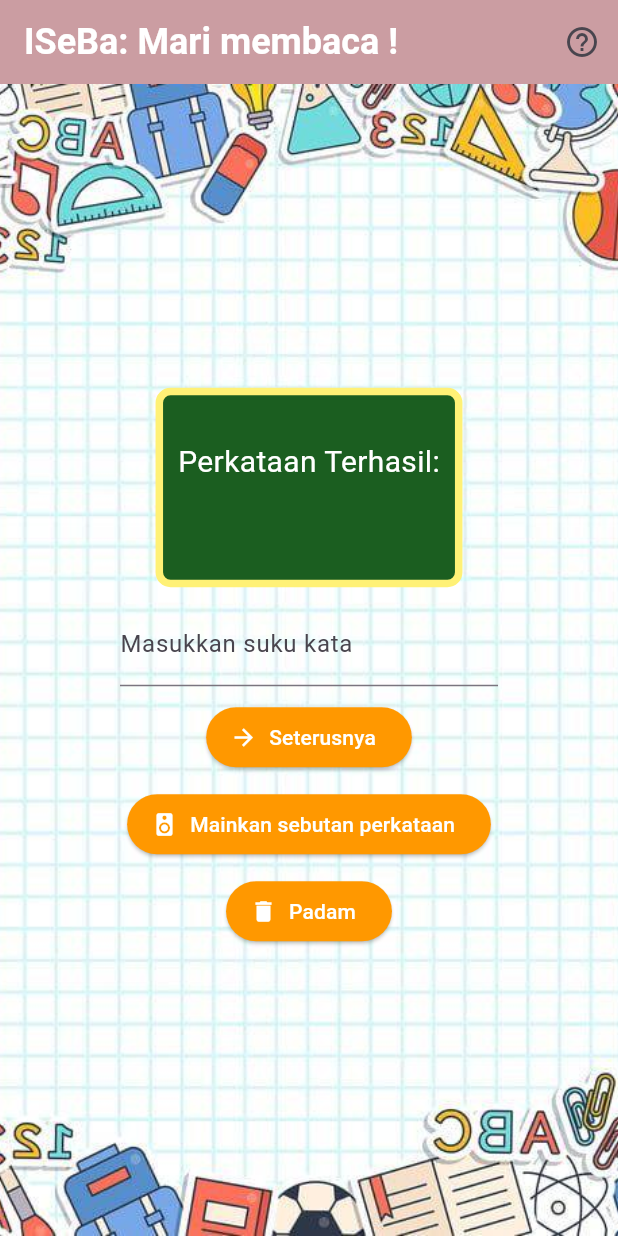
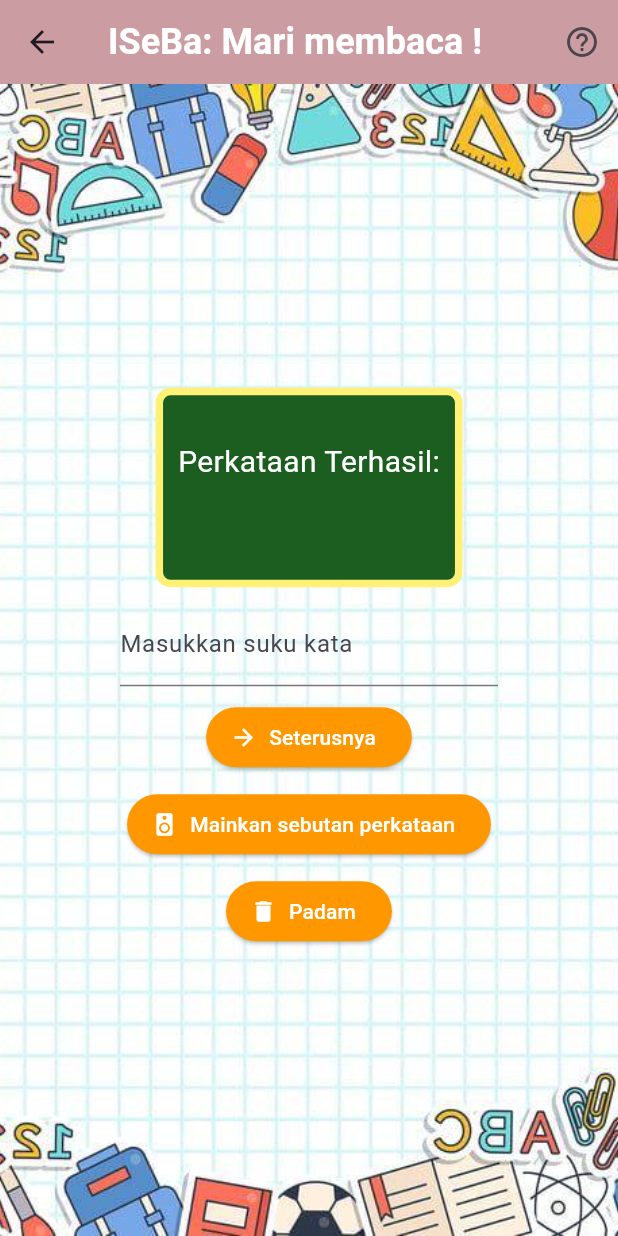
Before and after one commit to Zer0-01/Flutter-Readingapp, a Flutter app: the ReadingScreen screen opened directly, on a phone screen of 412 x 824 dp. Run offline on Flutter 3.47's test engine with Material 3 defaults, Android fonts, the phone set to English and light mode, and no system bars; our stand-ins replace adaptive_theme, auto_route, flutter_tts; Roboto replaces fonts that are missing (Andika).

Commit message:
feat: setup route and theme

```diff
--- a/analysis_options.yaml
+++ b/analysis_options.yaml
@@ -24,6 +24,9 @@
   rules:
     # avoid_print: false  # Uncomment to disable the `avoid_print` rule
     # prefer_single_quotes: true  # Uncomment to enable the `prefer_single_quotes` rule
+    prefer_const_constructors: true # Suggests adding 'const' where applicable
+    prefer_const_declarations: true # Suggests declaring variables as 'const' where possible
+    prefer_const_literals_to_create_immutables: true # Suggests adding 'const' to immutable lists, maps, sets
 
 # Additional information about this file can be found at
 # https://dart.dev/guides/language/analysis-options
--- /dev/null
+++ b/lib/configuration/app_router.dart
@@ -0,0 +1,13 @@
+import 'package:auto_route/auto_route.dart';
+import 'package:readingapps/configuration/app_router.gr.dart';
+
+@AutoRouterConfig()
+class AppRouter extends RootStackRouter {
+  @override
+  RouteType get defaultRouteType => const RouteType.cupertino();
+
+  @override
+  List<AutoRoute> get routes => [
+        AutoRoute(page: ReadingRoute.page, initial: true),
+      ];
+}
--- /dev/null
+++ b/lib/main/app.dart
@@ -0,0 +1,43 @@
+import 'package:adaptive_theme/adaptive_theme.dart';
+import 'package:flutter/material.dart';
+import 'package:readingapps/configuration/app_router.dart';
+
+class App extends StatelessWidget {
+  App({super.key});
+
+  final _appRouter = AppRouter();
+
+  @override
+  Widget build(BuildContext context) {
+    return _buildIsebaApp();
+  }
+
+  AdaptiveTheme _buildIsebaApp() {
+    return AdaptiveTheme(
+      light: _buildLightTheme(),
+      dark: _buildDarkTheme(),
+      initial: AdaptiveThemeMode.light,
+      builder: (light, dark) => _buildMaterialApp(light, dark),
+    );
+  }
+
+  ThemeData _buildLightTheme() => ThemeData(
+        useMaterial3: true,
+        brightness: Brightness.light,
+        colorScheme: ColorScheme.fromSeed(seedColor: Colors.deepPurple),
+      );
+
+  ThemeData _buildDarkTheme() => ThemeData(
+        useMaterial3: true,
+        brightness: Brightness.dark,
+        colorScheme: ColorScheme.fromSeed(seedColor: Colors.deepPurple, brightness: Brightness.dark),
+      );
+
+  MaterialApp _buildMaterialApp(ThemeData light, ThemeData dark) {
+    return MaterialApp.router(
+      theme: light,
+      darkTheme: dark,
+      routerConfig: _appRouter.config(),
+    );
+  }
+}
--- a/lib/reading_screen.dart
+++ b/lib/reading_screen.dart
@@ -1,3 +1,4 @@
+import 'package:auto_route/annotations.dart';
 import 'package:flutter/material.dart';
 import 'package:flutter_tts/flutter_tts.dart';
 
@@ -6,8 +7,8 @@
     context: context,
     builder: (context) {
       return AlertDialog(
-        title: Text("Cara Menggunakan Aplikasi"),
-        content: Column(
+        title: const Text("Cara Menggunakan Aplikasi"),
+        content: const Column(
           mainAxisSize: MainAxisSize.min,
           crossAxisAlignment: CrossAxisAlignment.start,
           children: [
@@ -27,7 +28,7 @@
             onPressed: () {
               Navigator.of(context).pop(); // Close the dialog
             },
-            child: Text("Tutup"),
+            child: const Text("Tutup"),
           ),
         ],
       );
@@ -35,6 +36,7 @@
   );
 }
 
+@RoutePage()
 class ReadingScreen extends StatefulWidget {
   const ReadingScreen({super.key});
 
@@ -88,7 +90,7 @@
   Widget build(BuildContext context) {
     return Scaffold(
       appBar: AppBar(
-        title: Text(
+        title: const Text(
           "ISeBa: Mari membaca !",
           style: TextStyle(
             fontSize: 24, // Adjust the font size
@@ -96,7 +98,7 @@
             color: Colors.white, // Change text color
           ),
         ),
-        backgroundColor: Color(0xFFD5A4A4),
+        backgroundColor: const Color(0xFFD5A4A4),
         // Use a pastel color (replace with your desired color)
         elevation: 4,
         actions: [
@@ -104,7 +106,7 @@
               onPressed: () {
                 showHelpDialog(context);
               },
-              icon: Icon(Icons.help_outline))
+              icon: const Icon(Icons.help_outline))
         ], // Add elevation for a shadow effect
       ),
       body: SizedBox(
@@ -130,12 +132,12 @@
                       borderRadius: BorderRadius.circular(
                           10.0), // Adjust the radius as needed
                     ),
-                    padding: EdgeInsets.all(10.0),
-                    margin: EdgeInsets.all(10),
+                    padding: const EdgeInsets.all(10.0),
+                    margin: const EdgeInsets.all(10),
                     child: Column(
                       children: [
-                        SizedBox(height: 20),
-                        Text(
+                        const SizedBox(height: 20),
+                        const Text(
                           'Perkataan Terhasil:',
                           style: TextStyle(
                             fontSize: 20,
@@ -144,26 +146,26 @@
                         ),
                         Text(
                           formedWord,
-                          style: TextStyle(
+                          style: const TextStyle(
                             fontSize: 24,
                             fontWeight: FontWeight.bold,
                             color: Colors.white,
                           ),
                         ),
-                        SizedBox(height: 20),
+                        const SizedBox(height: 20),
                         Wrap(
                           spacing: 0,
                           children: <Widget>[
                             for (var syllable in syllables)
                               Padding(
-                                padding: EdgeInsets.all(0.0),
+                                padding: const EdgeInsets.all(0.0),
                                 child: ElevatedButton(
                                   style: ElevatedButton.styleFrom(
-                                    padding: EdgeInsets.symmetric(
+                                    padding: const EdgeInsets.symmetric(
                                         horizontal: 10, vertical: 6),
                                     shape: RoundedRectangleBorder(
                                       borderRadius: BorderRadius.circular(0),
-                                      side: BorderSide(
+                                      side: const BorderSide(
                                         color: Colors.blue,
                                         width: 6.0,
                                       ),
@@ -174,7 +176,7 @@
                                   },
                                   child: Text(
                                     syllable,
-                                    style: TextStyle(
+                                    style: const TextStyle(
                                       color: Colors.black,
                                     ),
                                   ),
@@ -190,12 +192,12 @@
                         vertical: 0, horizontal: 80.0),
                     child: TextField(
                       controller: _syllableController,
-                      decoration: InputDecoration(
+                      decoration: const InputDecoration(
                         labelText: 'Masukkan suku kata',
                       ),
                     ),
                   ),
-                  SizedBox(height: 10),
+                  const SizedBox(height: 10),
                   ElevatedButton.icon(
                     onPressed: () async {
                       String syllable = _syllableController.text.trim();
@@ -208,11 +210,11 @@
                         });
                       }
                     },
-                    icon: Icon(
+                    icon: const Icon(
                       Icons.arrow_forward,
                       color: Colors.white,
                     ),
-                    label: Text(
+                    label: const Text(
                       'Seterusnya',
                       style: TextStyle(
                         color: Colors.white,
@@ -222,18 +224,18 @@
                       backgroundColor: Colors.orange,
                     ),
                   ),
-                  SizedBox(height: 10),
+                  const SizedBox(height: 10),
                   ElevatedButton.icon(
                     onPressed: () async {
                       if (formedWord.isNotEmpty) {
                         await playWordAudio(formedWord);
                       }
                     },
-                    icon: Icon(
+                    icon: const Icon(
                       Icons.speaker,
                       color: Colors.white,
                     ),
-                    label: Text(
+                    label: const Text(
                       'Mainkan sebutan perkataan',
                       style: TextStyle(
                         color: Colors.white,
@@ -243,16 +245,16 @@
                       backgroundColor: Colors.orange,
                     ),
                   ),
-                  SizedBox(height: 10),
+                  const SizedBox(height: 10),
                   ElevatedButton.icon(
                     onPressed: () {
                       resetFormedWord();
                     },
-                    icon: Icon(
+                    icon: const Icon(
                       Icons.delete,
                       color: Colors.white,
                     ),
-                    label: Text(
+                    label: const Text(
                       'Padam',
                       style: TextStyle(
                         color: Colors.white,
--- a/pubspec.yaml
+++ b/pubspec.yaml
@@ -40,11 +40,15 @@
   auto_hyphenating_text: ^0.1.1
   google_fonts: ^6.1.0
   flutter_launcher_icons: ^0.14.3
+  adaptive_theme: ^3.7.0
+  auto_route: ^10.0.1
 
 dev_dependencies:
   flutter_test:
     sdk: flutter
   flutter_lints: ^5.0.0
+  build_runner: ^2.4.15
+  auto_route_generator: ^10.0.1
 
   # The "flutter_lints" package below contains a set of recommended lints to
   # encourage good coding practices. The lint set provided by the package is
```
Also changed, not shown: lib/main.dart (deleted, +0 -42 lines), lib/main/main.dart (added, +39 -0 lines), lib/configuration/app_router.gr.dart (added), pubspec.lock, 6 other files.
